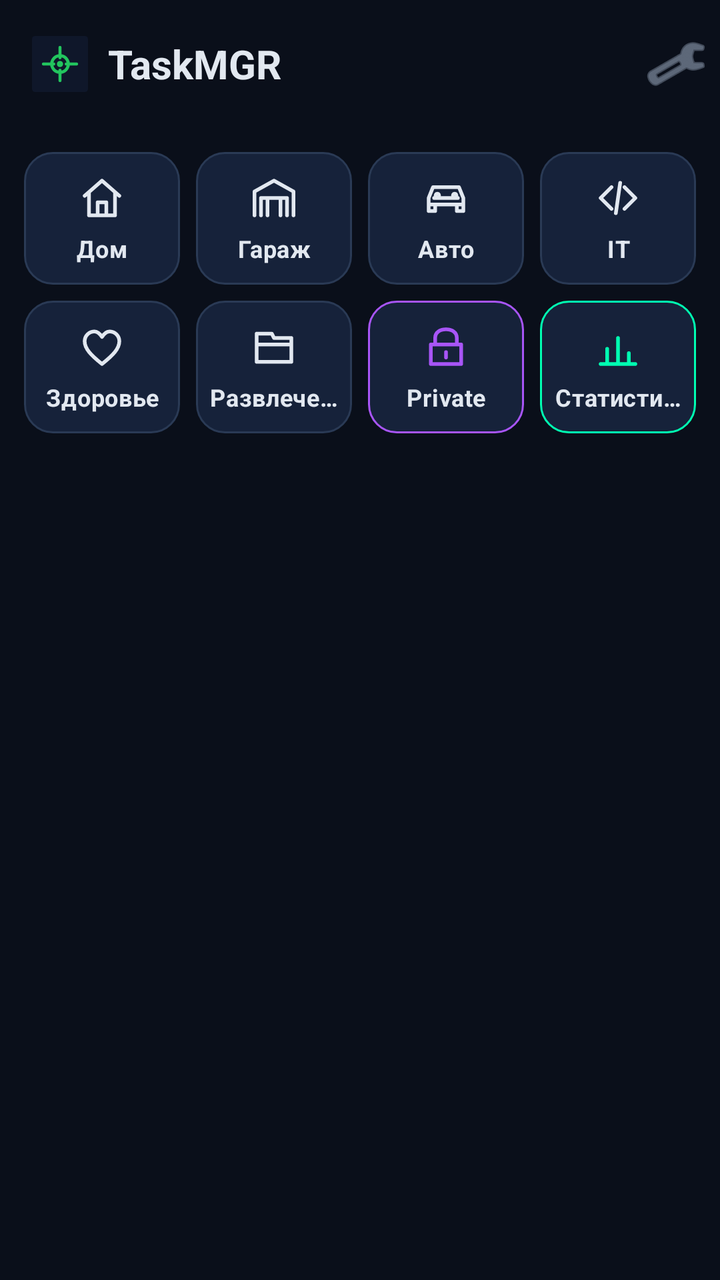
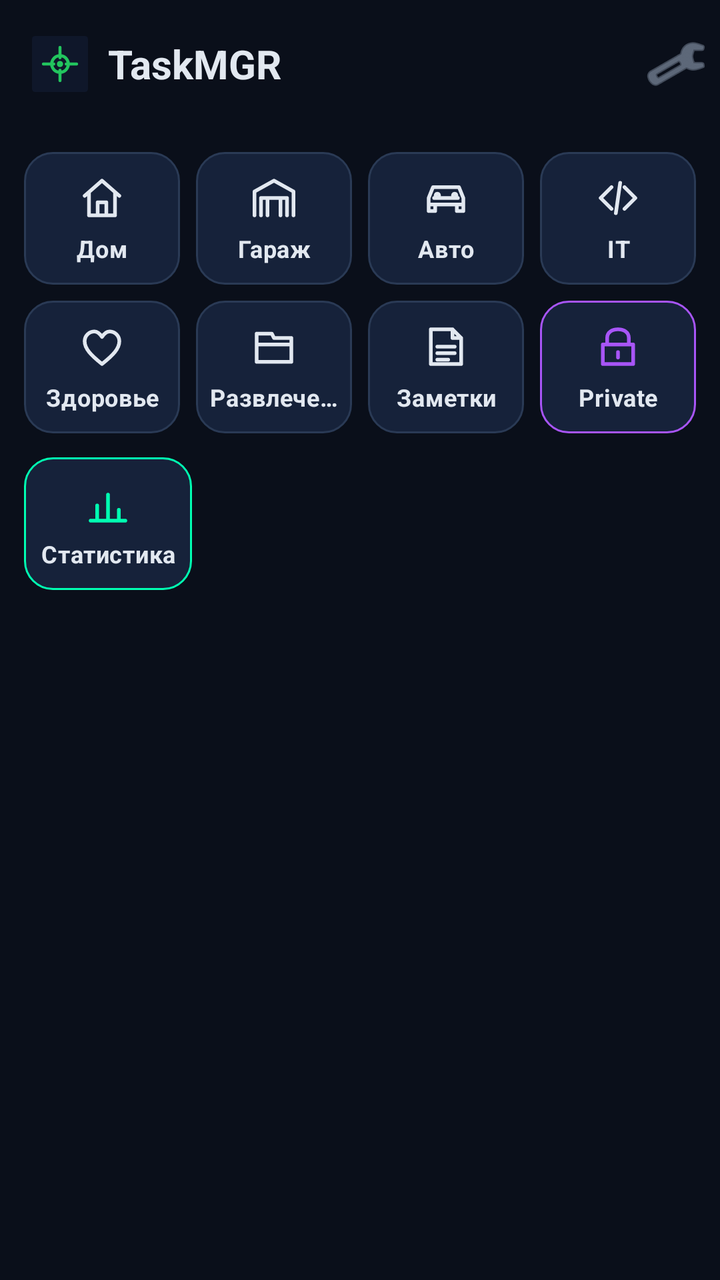

Before-and-after screenshots of an Android layout around one commit, followed by the original layout XML and the change that was made.
<!-- AndroidManifest.xml: application theme Theme.TaskMGR -->
<!-- res/layout/activity_main.xml -->
<?xml version="1.0" encoding="utf-8"?>
<LinearLayout xmlns:android="http://schemas.android.com/apk/res/android"
  xmlns:app="http://schemas.android.com/apk/res-auto"
  android:layout_width="match_parent"
  android:layout_height="match_parent"
  android:background="@color/bg"
  android:orientation="vertical">

  <androidx.appcompat.widget.Toolbar
    android:id="@+id/toolbar"
    style="@style/Widget.TaskMGR.Toolbar"
    android:layout_width="match_parent"
    android:layout_height="?attr/actionBarSize"
    app:popupTheme="@style/ThemeOverlay.Material3.Dark">

    <LinearLayout
      android:layout_width="match_parent"
      android:layout_height="match_parent"
      android:gravity="center_vertical"
      android:orientation="horizontal">

      <ImageView
        android:layout_width="28dp"
        android:layout_height="28dp"
        android:layout_marginEnd="10dp"
        android:contentDescription="@string/app_name"
        android:src="@drawable/ic_logo" />

      <TextView
        android:id="@+id/toolbar_title"
        android:layout_width="0dp"
        android:layout_height="wrap_content"
        android:layout_weight="1"
        android:text="@string/app_name"
        android:textColor="@color/text_primary"
        android:textSize="20sp"
        android:textStyle="bold" />

      <ImageButton
        android:id="@+id/btn_notification_settings"
        android:layout_width="44dp"
        android:layout_height="44dp"
        android:background="?attr/selectableItemBackgroundBorderless"
        android:contentDescription="Настройки уведомлений"
        android:scaleType="centerInside"
        android:src="@android:drawable/ic_menu_preferences"
        android:tint="@color/text_secondary" />
    </LinearLayout>
  </androidx.appcompat.widget.Toolbar>

  
  <LinearLayout
    android:layout_width="match_parent"
    android:layout_height="wrap_content"
    android:orientation="horizontal"
    android:paddingStart="8dp"
    android:paddingTop="8dp"
    android:paddingEnd="8dp">

    <LinearLayout
      android:id="@+id/plate_home"
      android:layout_width="0dp"
      android:layout_height="wrap_content"
      android:layout_margin="4dp"
      android:layout_weight="1"
      android:background="@drawable/bg_plate"
      android:clickable="true"
      android:focusable="true"
      android:orientation="vertical">

      <ImageView
        style="@style/TaskMGRPlateIcon"
        android:contentDescription="Дом"
        android:src="@drawable/ic_plate_home" />

      <TextView
        style="@style/TaskMGRPlateText"
        android:text="Дом" />
    </LinearLayout>

    <LinearLayout
      android:id="@+id/plate_garage"
      android:layout_width="0dp"
      android:layout_height="wrap_content"
      android:layout_margin="4dp"
      android:layout_weight="1"
      android:background="@drawable/bg_plate"
      android:clickable="true"
      android:focusable="true"
      android:orientation="vertical">

      <ImageView
        style="@style/TaskMGRPlateIcon"
        android:contentDescription="Гараж"
        android:src="@drawable/ic_plate_garage" />

      <TextView
        style="@style/TaskMGRPlateText"
        android:text="Гараж" />
    </LinearLayout>

    <LinearLayout
      android:id="@+id/plate_auto"
      android:layout_width="0dp"
      android:layout_height="wrap_content"
      android:layout_margin="4dp"
      android:layout_weight="1"
      android:background="@drawable/bg_plate"
      android:clickable="true"
      android:focusable="true"
      android:orientation="vertical">

      <ImageView
        style="@style/TaskMGRPlateIcon"
        android:contentDescription="Авто"
        android:src="@drawable/ic_plate_auto" />

      <TextView
        style="@style/TaskMGRPlateText"
        android:text="Авто" />
    </LinearLayout>

    <LinearLayout
      android:id="@+id/plate_it"
      android:layout_width="0dp"
      android:layout_height="wrap_content"
      android:layout_margin="4dp"
      android:layout_weight="1"
      android:background="@drawable/bg_plate"
      android:clickable="true"
      android:focusable="true"
      android:orientation="vertical">

      <ImageView
        style="@style/TaskMGRPlateIcon"
        android:contentDescription="IT"
        android:src="@drawable/ic_plate_it" />

      <TextView
        style="@style/TaskMGRPlateText"
        android:text="IT" />
    </LinearLayout>
  </LinearLayout>

  
  <LinearLayout
    android:layout_width="match_parent"
    android:layout_height="wrap_content"
    android:orientation="horizontal"
    android:paddingStart="8dp"
    android:paddingEnd="8dp"
    android:paddingBottom="4dp">

    <LinearLayout
      android:id="@+id/plate_health"
      android:layout_width="0dp"
      android:layout_height="wrap_content"
      android:layout_margin="4dp"
      android:layout_weight="1"
      android:background="@drawable/bg_plate"
      android:clickable="true"
      android:focusable="true"
      android:orientation="vertical">

      <ImageView
        style="@style/TaskMGRPlateIcon"
        android:contentDescription="Здоровье"
        android:src="@drawable/ic_plate_health" />

      <TextView
        style="@style/TaskMGRPlateText"
        android:text="Здоровье" />
    </LinearLayout>

    <LinearLayout
      android:id="@+id/plate_ent"
      android:layout_width="0dp"
      android:layout_height="wrap_content"
      android:layout_margin="4dp"
      android:layout_weight="1"
      android:background="@drawable/bg_plate"
      android:clickable="true"
      android:focusable="true"
      android:orientation="vertical">

      <ImageView
        style="@style/TaskMGRPlateIcon"
        android:contentDescription="Развлечения"
        android:src="@drawable/ic_plate_ent" />

      <TextView
        style="@style/TaskMGRPlateText"
        android:text="Развлечения" />
    </LinearLayout>

    <LinearLayout
      android:id="@+id/plate_private"
      android:layout_width="0dp"
      android:layout_height="wrap_content"
      android:layout_margin="4dp"
      android:layout_weight="1"
      android:background="@drawable/bg_plate_private"
      android:clickable="true"
      android:focusable="true"
      android:orientation="vertical">

      <ImageView
        style="@style/TaskMGRPlateIcon"
        android:contentDescription="Private"
        android:src="@drawable/ic_plate_private" />

      <TextView
        style="@style/TaskMGRPlateText"
        android:text="Private" />
    </LinearLayout>

    <LinearLayout
      android:id="@+id/plate_stats"
      android:layout_width="0dp"
      android:layout_height="wrap_content"
      android:layout_margin="4dp"
      android:layout_weight="1"
      android:background="@drawable/bg_plate_stats"
      android:clickable="true"
      android:focusable="true"
      android:orientation="vertical">

      <ImageView
        style="@style/TaskMGRPlateIcon"
        android:contentDescription="Статистика"
        android:src="@drawable/ic_plate_stats" />

      <TextView
        style="@style/TaskMGRPlateText"
        android:text="Статистика" />
    </LinearLayout>
  </LinearLayout>

  <com.google.android.material.tabs.TabLayout
    android:id="@+id/main_tabs"
    style="@style/Widget.TaskMGR.TabLayout"
    android:layout_width="match_parent"
    android:layout_height="wrap_content"
    app:tabMode="fixed" />

  <androidx.recyclerview.widget.RecyclerView
    android:id="@+id/tasks_recycler"
    android:layout_width="match_parent"
    android:layout_height="0dp"
    android:layout_weight="1"
    android:clipToPadding="false"
    android:padding="12dp" />

  <TextView
    android:id="@+id/empty_view"
    android:layout_width="match_parent"
    android:layout_height="0dp"
    android:layout_weight="1"
    android:gravity="center"
    android:text="Пока пусто"
    android:textColor="@color/text_secondary"
    android:textSize="16sp"
    android:visibility="gone" />
</LinearLayout>
<!-- resources referenced by this layout -->
<resources>
  <color name="bg">#0A0F1A</color>
  <color name="text_primary">#E2E8F0</color>
  <color name="text_secondary">#94A3B8</color>
  <!-- drawable bg_plate (drawable) -->
  <?xml version="1.0" encoding="utf-8"?>
  
  <shape xmlns:android="http://schemas.android.com/apk/res/android"
      android:shape="rectangle">
      <solid android:color="@color/surface_raised" />
      <corners android:radius="14dp" />
      <stroke android:width="1dp" android:color="@color/divider_strong" />
  </shape>
  <!-- drawable bg_plate_private (drawable) -->
  <?xml version="1.0" encoding="utf-8"?>
  
  <shape xmlns:android="http://schemas.android.com/apk/res/android"
      android:shape="rectangle">
      <solid android:color="@color/surface_raised" />
      <corners android:radius="14dp" />
      <stroke android:width="1dp" android:color="@color/electric_purple" />
  </shape>
  <!-- drawable bg_plate_stats (drawable) -->
  <?xml version="1.0" encoding="utf-8"?>
  
  <shape xmlns:android="http://schemas.android.com/apk/res/android"
      android:shape="rectangle">
      <solid android:color="@color/surface_raised" />
      <corners android:radius="14dp" />
      <stroke android:width="1dp" android:color="@color/neon_green" />
  </shape>
  <string name="app_name">TaskMGR</string>
  <style name="TaskMGRPlateIcon">
      <item name="android:layout_width">26dp</item>
      <item name="android:layout_height">26dp</item>
      <item name="android:layout_gravity">center_horizontal</item>
      <item name="android:layout_marginTop">10dp</item>
      <item name="android:layout_marginBottom">4dp</item>
    </style>
  <color name="surface_raised">#16223A</color>
  <color name="divider_strong">#2A3A55</color>
  <color name="electric_purple">#A855F7</color>
  <color name="neon_green">#00FFB2</color>
  <color name="surface_variant">#1E2A3F</color>
  <color name="text_on_accent">#0A0F1A</color>
  <color name="amber">#FBBF24</color>
  <color name="raspberry">#FF3B6B</color>
  <color name="surface">#111A2B</color>
  <color name="text_tertiary">#64748B</color>
  <style name="Widget.TaskMGR.Fab" parent="Widget.Material3.FloatingActionButton.Primary">
      <item name="backgroundTint">@color/neon_green</item>
      <item name="tint">@color/text_on_accent</item>
      <item name="android:elevation">8dp</item>
      <item name="elevation">8dp</item>
    </style>
  <!-- drawable dialog_bg (drawable) -->
  <?xml version="1.0" encoding="utf-8"?>
  
  <shape xmlns:android="http://schemas.android.com/apk/res/android"
      android:shape="rectangle">
      <solid android:color="@color/surface_raised" />
      <corners android:radius="22dp" />
      <stroke android:width="1dp" android:color="@color/divider" />
  </shape>
  <color name="neon_green_dim">#00C28A</color>
  <style name="ShapeAppearance.TaskMGR.Dialog" parent="">
          <item name="cornerFamily">rounded</item>
          <item name="cornerSize">22dp</item>
      </style>
  <style name="TaskMGRSpinnerItem" parent="Widget.AppCompat.TextView.SpinnerItem">
      <item name="android:textColor">@color/text_primary</item>
      <item name="android:textSize">15sp</item>
    </style>
  <color name="divider">#1E2A3F</color>
  <!-- unchanged entries left out for length: 18 -->
</resources>

<!-- the commit's change to res/layout/activity_main.xml (unified diff, before → after) -->
@@ -194,6 +194,27 @@
     </LinearLayout>
 
     <LinearLayout
+      android:id="@+id/plate_notes"
+      android:layout_width="0dp"
+      android:layout_height="wrap_content"
+      android:layout_margin="4dp"
+      android:layout_weight="1"
+      android:background="@drawable/bg_plate"
+      android:clickable="true"
+      android:focusable="true"
+      android:orientation="vertical">
+
+      <ImageView
+        style="@style/TaskMGRPlateIcon"
+        android:contentDescription="Заметки"
+        android:src="@drawable/ic_plate_notes" />
+
+      <TextView
+        style="@style/TaskMGRPlateText"
+        android:text="Заметки" />
+    </LinearLayout>
+
+    <LinearLayout
       android:id="@+id/plate_private"
       android:layout_width="0dp"
       android:layout_height="wrap_content"
@@ -213,6 +234,16 @@
         style="@style/TaskMGRPlateText"
         android:text="Private" />
     </LinearLayout>
+  </LinearLayout>
+
+  
+  <LinearLayout
+    android:layout_width="match_parent"
+    android:layout_height="wrap_content"
+    android:orientation="horizontal"
+    android:paddingStart="8dp"
+    android:paddingEnd="8dp"
+    android:paddingBottom="4dp">
 
     <LinearLayout
       android:id="@+id/plate_stats"
@@ -234,6 +265,20 @@
         style="@style/TaskMGRPlateText"
         android:text="Статистика" />
     </LinearLayout>
+
+    
+    <View
+      android:layout_width="0dp"
+      android:layout_height="1dp"
+      android:layout_weight="1" />
+    <View
+      android:layout_width="0dp"
+      android:layout_height="1dp"
+      android:layout_weight="1" />
+    <View
+      android:layout_width="0dp"
+      android:layout_height="1dp"
+      android:layout_weight="1" />
   </LinearLayout>
 
   <com.google.android.material.tabs.TabLayout
<!-- resource entries referenced after the edit -->
@@ -30,6 +30,19 @@
       <corners android:radius="14dp" />
       <stroke android:width="1dp" android:color="@color/neon_green" />
   </shape>
+  <!-- drawable ic_plate_notes (drawable) -->
+  <?xml version="1.0" encoding="utf-8"?>
+  <vector xmlns:android="http://schemas.android.com/apk/res/android"
+    android:width="24dp" android:height="24dp"
+    android:viewportWidth="24" android:viewportHeight="24">
+    <path
+      android:strokeColor="#E2E8F0"
+      android:strokeWidth="1.7"
+      android:strokeLineCap="round"
+      android:strokeLineJoin="round"
+      android:fillColor="#00000000"
+      android:pathData="M5,4 L15,4 L19,8 L19,20 L5,20 Z M15,4 L15,8 L19,8 M8,12 L16,12 M8,15 L16,15 M8,18 L13,18" />
+  </vector>
   <string name="app_name">TaskMGR</string>
   <style name="TaskMGRPlateIcon">
       <item name="android:layout_width">26dp</item>
